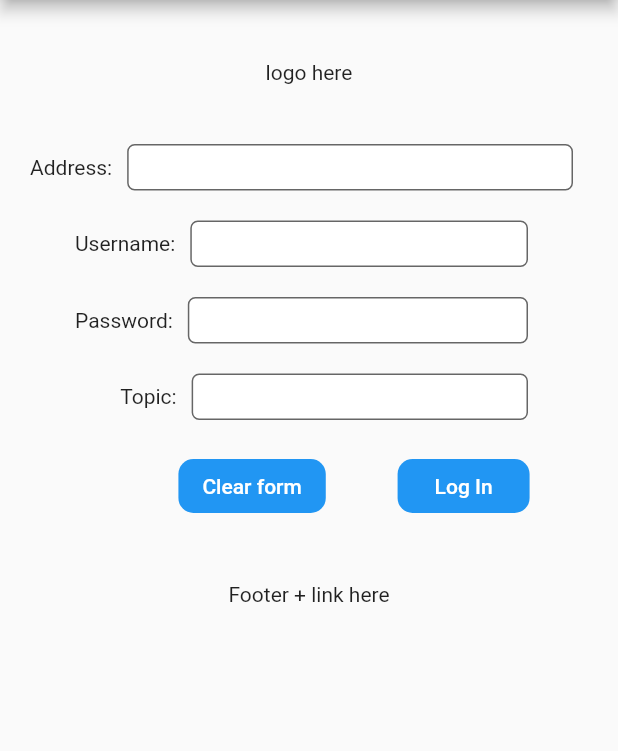
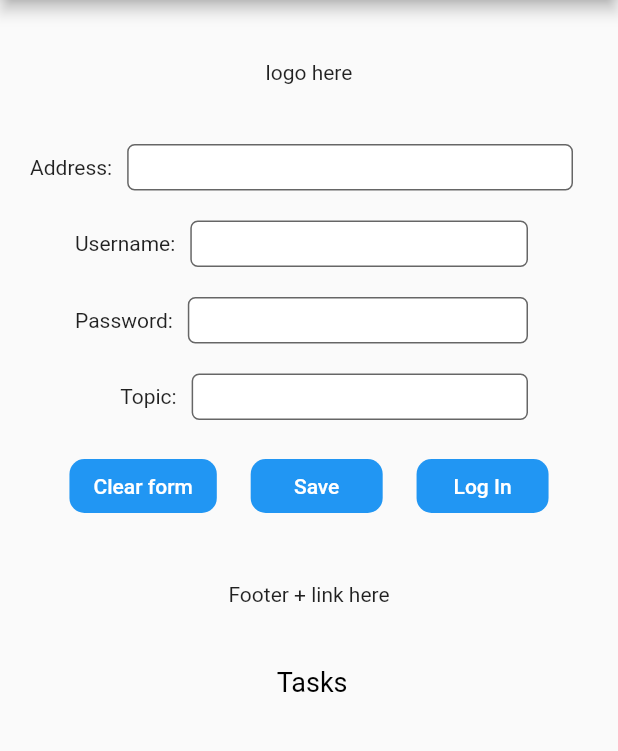
Before and after one commit to t0mer/ZoomQtt, a Flutter app: the screen it shows after launch, after a tap on "Log In", on a phone screen of 412 x 824 dp, the part 84-835 px from its top. Run offline on Flutter 3.47's test engine with Material 2 defaults, Android fonts, the phone set to English and light mode, and no system bars; our stand-ins replace shared_preferences; missing offline and left inert: mqtt_client.

```diff
--- a/lib/main.dart
+++ b/lib/main.dart
@@ -1,5 +1,7 @@
 import 'package:flutter/material.dart';
+import 'package:zoomqtt/settings/mqttService.dart';
 import 'package:zoomqtt/settings/zoomQtt.dart';
+import 'package:provider/provider.dart';
 
 void main() {
   runApp(MyApp());
@@ -10,13 +12,16 @@ class MyApp extends StatelessWidget {
 
   @override
   Widget build(BuildContext context) {
-    return MaterialApp(
-      title: 'ZoomQtt',
-      theme: ThemeData(
-        primarySwatch: Colors.blue,
-        visualDensity: VisualDensity.adaptivePlatformDensity,
+    return ChangeNotifierProvider(
+      create: (context) => MqttService(),
+      child: MaterialApp(
+        title: 'ZoomQtt',
+        theme: ThemeData(
+          primarySwatch: Colors.blue,
+          visualDensity: VisualDensity.adaptivePlatformDensity,
+        ),
+        home: ZoomQtt(title: 'ZoomQtt'),
       ),
-      home: ZoomQtt(title: 'ZoomQtt'),
     );
   }
 }
--- a/lib/settings/mqttService.dart
+++ b/lib/settings/mqttService.dart
@@ -1,11 +1,11 @@
+import 'package:flutter/foundation.dart';
 import 'package:mqtt_client/mqtt_client.dart';
 import 'package:mqtt_client/mqtt_server_client.dart';
 import 'dart:convert';
 import 'dart:async';
-import 'package:zoomqtt/settings/notifyClass.dart';
 
-class MqttService {
-  UpdateState updateState = UpdateState();
+class MqttService extends ChangeNotifier {
+  String messageReciver = "";
   Future<MqttServerClient> connect(String username, String password,
       String brokerUrl, String clientID, String topic) async {
     MqttServerClient client =
@@ -32,8 +32,6 @@ class MqttService {
       subscribe(client, topic);
       client.connectionStatus;
       clientListe(client);
-
-      getClient(client: client);
     } catch (e) {
       print('Exception: $e');
       client.disconnect();
@@ -55,7 +53,8 @@ class MqttService {
       print('Received message:$payload from topic: ${c[0].topic}>');
       final body = json.decode(payload);
       print(body['msg']);
-      updateState.updateState();
+      messageReciver = body['msg'];
+      notifyListeners();
     });
   }
 
@@ -67,10 +66,6 @@ class MqttService {
   // connection succeeded
   void onConnected() {
     print('Connected');
-  }
-
-  MqttServerClient getClient({MqttServerClient client}) {
-    return client;
   }
 
 // unconnected
--- a/lib/settings/notifyClass.dart
+++ /dev/null
@@ -1,8 +0,0 @@
-import 'package:flutter/foundation.dart';
-import 'package:flutter/material.dart';
-
-class UpdateState extends ChangeNotifier {
-  void updateState() {
-    notifyListeners();
-  }
-}
--- a/lib/settings/zoomQtt.dart
+++ b/lib/settings/zoomQtt.dart
@@ -3,6 +3,7 @@ import 'package:flutter/material.dart';
 import 'package:shared_preferences/shared_preferences.dart';
 import 'package:zoomqtt/settings/mqttService.dart';
 import 'dart:async';
+import 'package:provider/provider.dart';
 
 class ZoomQtt extends StatefulWidget {
   ZoomQtt({Key key, this.title}) : super(key: key);
@@ -23,8 +24,7 @@ class _ZoomQttState extends State<ZoomQtt> {
   var enteredTopic;
 
   //vars for Mqtt
-  MqttService mqttClient = MqttService();
-  var streamController = StreamController();
+  // MqttService mqttClient = MqttService();
 
   Future<Null> getSharedPrefs() async {
     print('Loading data to the form........');
@@ -48,6 +48,8 @@ class _ZoomQttState extends State<ZoomQtt> {
   }
 
   Widget build(BuildContext context) {
+    return Consumer<MqttService>(
+      builder: (context, mqttData, child) {
         return Scaffold(
           appBar: AppBar(
             title: Text(widget.title),
@@ -201,7 +203,7 @@ class _ZoomQttState extends State<ZoomQtt> {
                   Row(
                     mainAxisAlignment: MainAxisAlignment.spaceBetween,
                     children: [
-                  SizedBox(width: 100),
+                      SizedBox(width: 40),
                       FlatButton(
                         onPressed: () {},
                         child: Text(
@@ -215,12 +217,36 @@ class _ZoomQttState extends State<ZoomQtt> {
                       SizedBox(width: 10),
                       FlatButton(
                         onPressed: () {
-                      saveDataToPrefs();
                           if ((brokerAddressController.value.text != "") &&
                               (usernameController.value.text != "") &&
                               (passwordController.value.text != "") &&
                               (topicController.value.text != "")) {
-                        mqttClient.connect(
+                            saveDataToPrefs(
+                                enteredBrokerAddress:
+                                    brokerAddressController.value.text,
+                                enteredPassword: passwordController.value.text,
+                                enteredTopic: topicController.value.text,
+                                enteredUsername: usernameController.value.text);
+                          } else {
+                            print('didnt try to connect');
+                          }
+                        },
+                        child: Text(
+                          "Save",
+                          style: TextStyle(color: Colors.white),
+                        ),
+                        color: Colors.blue,
+                        shape: RoundedRectangleBorder(
+                            borderRadius: BorderRadius.circular(10)),
+                      ),
+                      SizedBox(width: 10),
+                      FlatButton(
+                        onPressed: () {
+                          if ((brokerAddressController.value.text != "") &&
+                              (usernameController.value.text != "") &&
+                              (passwordController.value.text != "") &&
+                              (topicController.value.text != "")) {
+                            mqttData.connect(
                                 usernameController.value.text,
                                 passwordController.value.text,
                                 brokerAddressController.value.text,
@@ -244,14 +270,24 @@ class _ZoomQttState extends State<ZoomQtt> {
                   SizedBox(height: 40),
                   Text("Footer + link here"),
                   SizedBox(height: 40),
+                  Text(
+                    '${mqttData.messageReciver} Tasks',
+                    style: TextStyle(color: Colors.black, fontSize: 18.0),
+                  ),
                 ],
               ),
             ),
           ),
         );
+      },
+    );
   }
 
-  saveDataToPrefs() async {
+  saveDataToPrefs(
+      {String enteredBrokerAddress,
+      String enteredUsername,
+      String enteredPassword,
+      String enteredTopic}) async {
     print('Saving data to form before Acting.......');
     SharedPreferences prefs = await SharedPreferences.getInstance();
     prefs.setString('prefBrokerAddress', enteredBrokerAddress);
@@ -259,32 +295,4 @@ class _ZoomQttState extends State<ZoomQtt> {
     prefs.setString('prefPassword', enteredPassword);
     prefs.setString('prefTopic', enteredTopic);
   }
-
-  Future<void> showMyDialog() async {
-    return showDialog<void>(
-      context: context,
-      barrierDismissible: false, // user must tap button!
-      builder: (BuildContext context) {
-        return AlertDialog(
-          title: Text('AlertDialog Title'),
-          content: SingleChildScrollView(
-            child: ListBody(
-              children: <Widget>[
-                Text('This is a demo alert dialog.'),
-                Text('Would you like to approve of this message?'),
-              ],
-            ),
-          ),
-          actions: <Widget>[
-            TextButton(
-              child: Text('Approve'),
-              onPressed: () {
-                Navigator.of(context).pop();
-              },
-            ),
-          ],
-        );
-      },
-    );
 }
-}
```
Also changed, not shown: pubspec.lock, 1 other file. Lines whose indentation alone changed are shown as unchanged.
